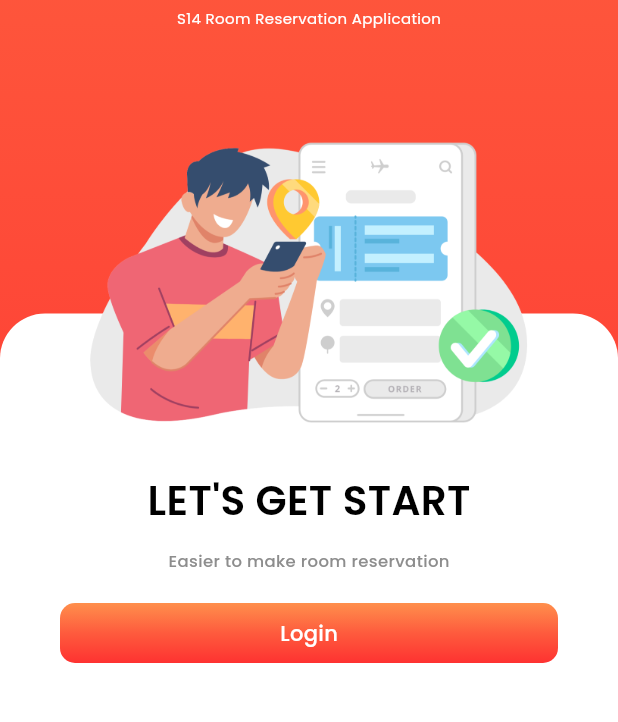
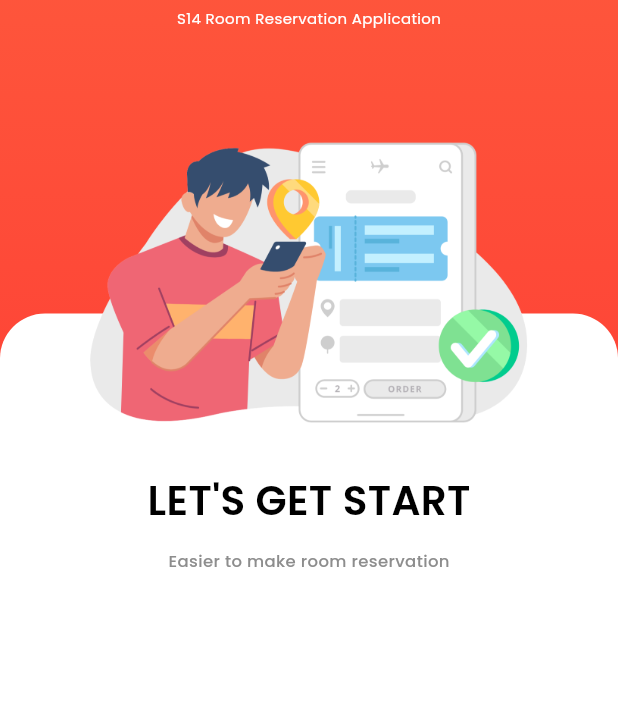
Before and after one commit to kayjirat/JongHong, a Flutter app: the screen it shows after launch, on a phone screen of 412 x 824 dp, the part 384-1106 px from its top. Run offline on Flutter 3.47's test engine with Material 3 defaults, Android fonts, the phone set to English and light mode, and no system bars; our stand-ins replace cloud_firestore, firebase_auth, firebase_core, fluttertoast, google_sign_in; accounts and stored records are empty.

Commit message:
Update home_page.dart

```diff
--- a/jonghong/lib/pages/home_page.dart
+++ b/jonghong/lib/pages/home_page.dart
@@ -325,53 +325,6 @@ class _HomepageState extends State<Homepage> {
                     //   ),
                     // ),
 
-                    GestureDetector(
-                      onTap: () async {
-                        try {
-                          GoogleSignInScreen();
-
-                          Navigator.pushReplacement(
-                            context,
-                            MaterialPageRoute(
-                              builder: (context) => Homepage(),
-                            ),
-                          );
-                        } catch (e) {
-                          print('Error during Google Sign-In: $e');
-                        }
-                      },
-                      child: Container(
-                        width: double.infinity,
-                        padding: const EdgeInsets.symmetric(vertical: 10),
-                        margin: const EdgeInsets.symmetric(horizontal: 40, vertical: 20),
-                        decoration: BoxDecoration(
-                          borderRadius: BorderRadius.circular(10),
-                          gradient: const LinearGradient(
-                            begin: Alignment.topCenter,
-                            end: Alignment.bottomCenter,
-                            colors: [
-                              Color(0xFFFF8F4C),
-                              Color(0xFFFE5B3D),
-                              Color(0xFFFE3231),
-                            ],
-                          ),
-                        ),
-                        child: const Center(
-                          child: Text(
-                            'Login',
-                            style: TextStyle(
-                              fontFamily: 'Poppins',
-                              fontWeight: FontWeight.w500,
-                              fontSize: 14,
-                              color: Colors.white,
-                            ),
-                          ),
-                        ),
-                      ),
-                    ),
-
-
-
 
                   ],
                 ),
```
